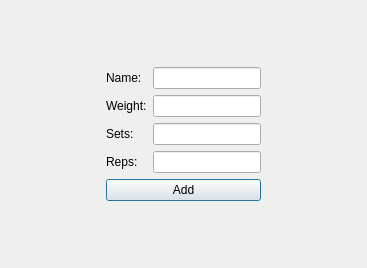
Old version of the form training-diary/exercizedialog.ui in the repository userDymon/training-diary.
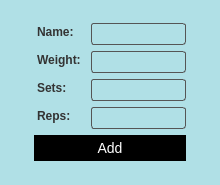
New version of the form.

```diff
--- a/training-diary/exercizedialog.ui
+++ b/training-diary/exercizedialog.ui
@@ -6,13 +6,42 @@
    <rect>
     <x>0</x>
     <y>0</y>
-    <width>367</width>
-    <height>268</height>
+    <width>220</width>
+    <height>185</height>
    </rect>
   </property>
   <property name="windowTitle">
    <string>Dialog</string>
   </property>
+  <property name="styleSheet">
+   <string notr="true">QWidget {
+  border: none; 
+    background-color: PowderBlue; 
+}
+
+QLabel {
+    color: #333; /* Set label text color */
+    font-weight: bold; /* Make label text bold */
+    margin-bottom: 5px; /* Add some bottom margin for spacing */
+}
+
+QLineEdit {
+    border: 1px solid #555; /* Set border color and width */
+    border-radius: 3px; /* Optional: Add border-radius for rounded corners */
+    padding: 2px; /* Optional: Add padding for better appearance */
+    background: transparent; /* Remove background */
+    color: #444; /* Set text color */
+}
+
+
+QPushButton {
+    background-color: #000000; /* чорний фон для кнопки */
+    color: #FFFFFF; /* білий колір тексту на кнопці */
+    padding: 5px 10px;
+    font-size: 14px;
+    border: none;
+}</string>
+  </property>
   <layout class="QHBoxLayout" name="horizontalLayout_2">
    <item>
     <spacer name="horizontalSpacer">
```
